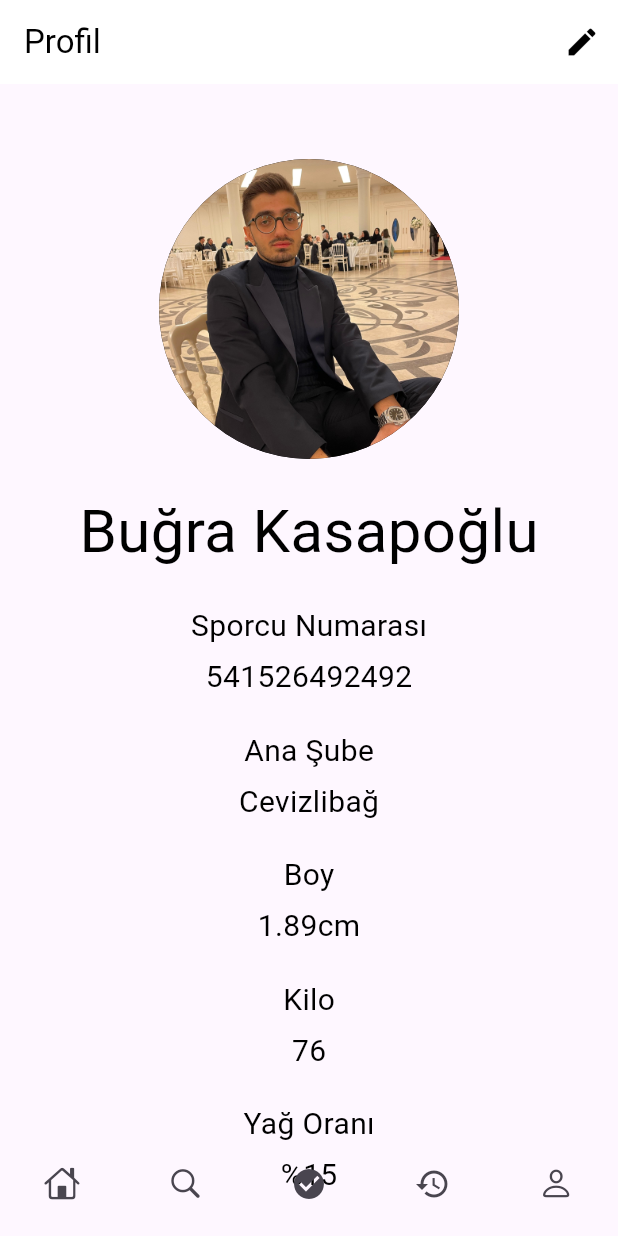
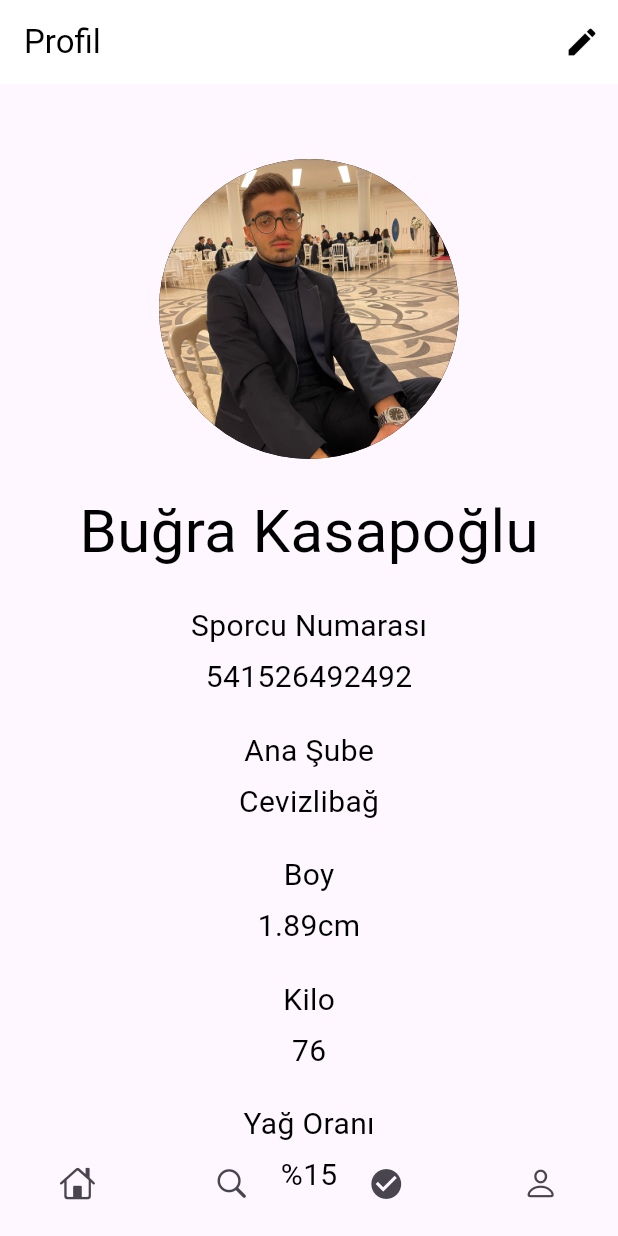
Before and after one commit to bugrakasapoglu/FitnessAsistan, a Flutter app: the ProfileScreen screen opened by its route, on a phone screen of 412 x 824 dp. Run offline on Flutter 3.47's test engine with Material 3 defaults, Android fonts, the phone set to English and light mode, and no system bars; our stand-ins replace go_router, lottie; missing offline and left inert: dotlottie_loader.

Commit message:
History delete
Navigasyon çubuğundaki history kısmı uygulamaya uymadığı için kaldırırldı.

```diff
--- a/lib/core/routes.dart
+++ b/lib/core/routes.dart
@@ -1,5 +1,4 @@
 import 'package:go_router/go_router.dart';
-import '../screens/history_screen.dart';
 import '../screens/loading_screen.dart';
 import '../screens/home_screen.dart';
 import '../screens/profile_screen.dart';
@@ -33,10 +32,7 @@ final router = GoRouter(
       builder: (context, state) => const SearchScreen(),
     ),
 
-            GoRoute(
-      path: '/history',
-      builder: (context, state) => const HistoryScreen(),
-    ),
+
 
   ],
 );
--- a/lib/screens/home_screen.dart
+++ b/lib/screens/home_screen.dart
@@ -191,14 +191,7 @@ class BottomMenu extends StatelessWidget {
           ),
         ),
 
-        IconButton(
-          onPressed: () {
-            context.go("/history");
-          },
-          icon: const Icon(
-            Icons.history,
-          ),
-        ),
+
 
       IconButton(
           onPressed: () {
```
Also changed, not shown: lib/screens/history_screen.dart (deleted, +0 -24 lines).
